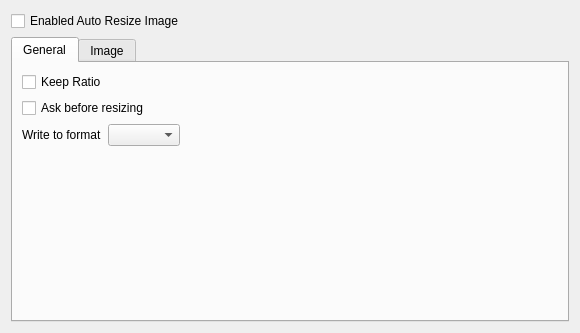
Old version of the form messagecomposer/autoimageresizing/autoresizeimagewidget.ui in the repository KDE/kdepim.
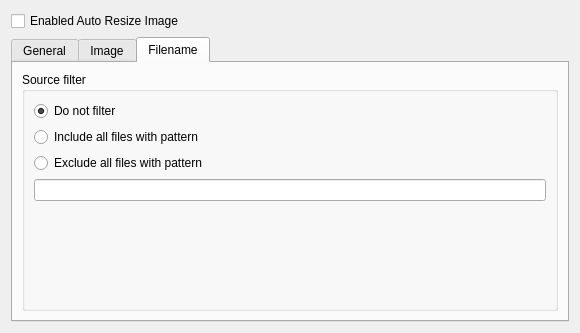
New version of the form. The open tabs and pages were chosen to show the change. Custom widgets are drawn as their Qt base class.

Commit message: Look at to filter some specific filename

```diff
--- a/messagecomposer/autoimageresizing/autoresizeimagewidget.ui
+++ b/messagecomposer/autoimageresizing/autoresizeimagewidget.ui
@@ -258,6 +258,62 @@
        </item>
       </layout>
      </widget>
+     <widget class="QWidget" name="tab_3">
+      <attribute name="title">
+       <string>Filename</string>
+      </attribute>
+      <layout class="QVBoxLayout" name="verticalLayout_3">
+       <item>
+        <widget class="QGroupBox" name="groupBox">
+         <property name="title">
+          <string>Source filter</string>
+         </property>
+         <layout class="QVBoxLayout" name="verticalLayout_6">
+          <item>
+           <widget class="QRadioButton" name="notFilterFilename">
+            <property name="text">
+             <string>Do not filter</string>
+            </property>
+            <property name="checked">
+             <bool>true</bool>
+            </property>
+           </widget>
+          </item>
+          <item>
+           <widget class="QRadioButton" name="includeFilesWithPattern">
+            <property name="text">
+             <string>Include all files with pattern</string>
+            </property>
+           </widget>
+          </item>
+          <item>
+           <widget class="QRadioButton" name="ExcludeFilesWithPattern">
+            <property name="text">
+             <string>Exclude all files with pattern</string>
+            </property>
+           </widget>
+          </item>
+          <item>
+           <widget class="KLineEdit" name="pattern"/>
+          </item>
+          <item>
+           <spacer name="verticalSpacer_3">
+            <property name="orientation">
+             <enum>Qt::Vertical</enum>
+            </property>
+            <property name="sizeHint" stdset="0">
+             <size>
+              <width>20</width>
+              <height>40</height>
+             </size>
+            </property>
+           </spacer>
+          </item>
+         </layout>
+        </widget>
+       </item>
+      </layout>
+     </widget>
     </widget>
    </item>
   </layout>
@@ -268,6 +324,11 @@
    <extends>QComboBox</extends>
    <header>kcombobox.h</header>
   </customwidget>
+  <customwidget>
+   <class>KLineEdit</class>
+   <extends>QLineEdit</extends>
+   <header>klineedit.h</header>
+  </customwidget>
   <customwidget>
    <class>KIntSpinBox</class>
    <extends>QSpinBox</extends>
```
The commit also changes 4 other files.
